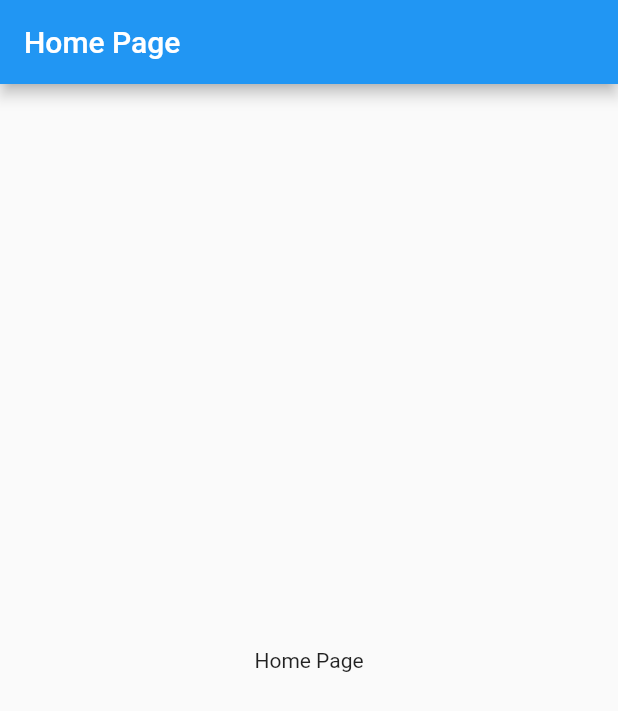
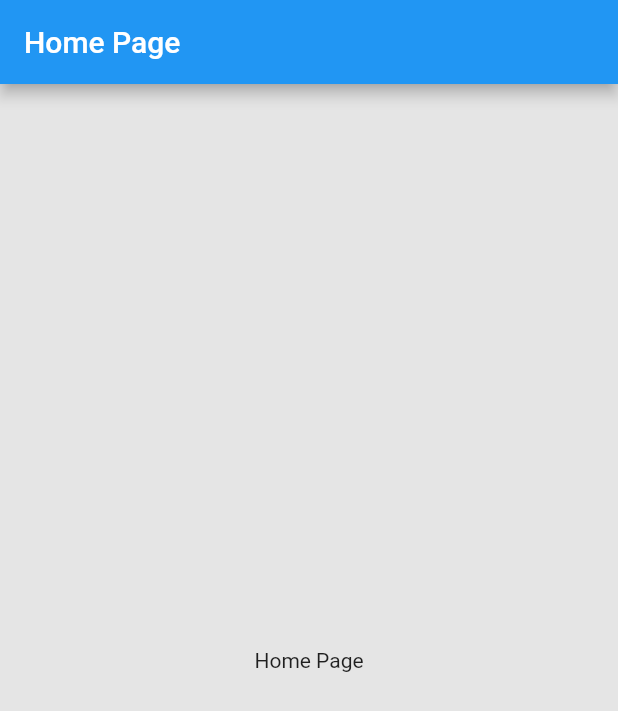
Before and after one commit to Mixel2004/driving_school, a Flutter app: the screen it shows after launch, on a phone screen of 412 x 824 dp. Shown: the top 711 px of the screen. Run offline on Flutter 3.47's test engine with Material 2 defaults, Android fonts, the phone set to English and light mode, and no system bars.

Commit message:
feat: Add bloc dependency and change color

```diff
--- a/lib/main.dart
+++ b/lib/main.dart
@@ -14,6 +14,7 @@ class MyApp extends StatelessWidget {
       title: 'Flutter Demo',
       theme: ThemeData(
         primarySwatch: Colors.blue,
+        scaffoldBackgroundColor: const Color(0xFFE5E5E5),
       ),
       debugShowCheckedModeBanner: false,
       home: const MyHomePage(),
--- a/pubspec.yaml
+++ b/pubspec.yaml
@@ -35,6 +35,8 @@ dependencies:
   # The following adds the Cupertino Icons font to your application.
   # Use with the CupertinoIcons class for iOS style icons.
   cupertino_icons: ^1.0.2
+  bloc: ^8.1.2
+  flutter_bloc: ^8.1.3
 
 dev_dependencies:
   flutter_test:
```
Also changed, not shown: pubspec.lock.
